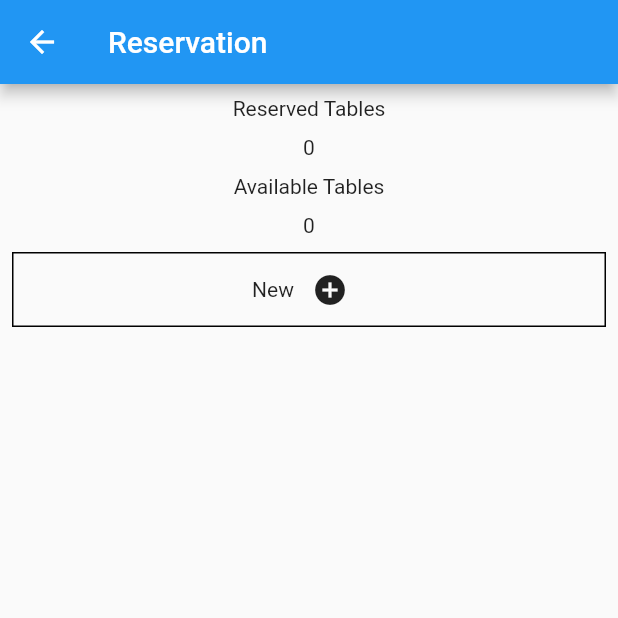
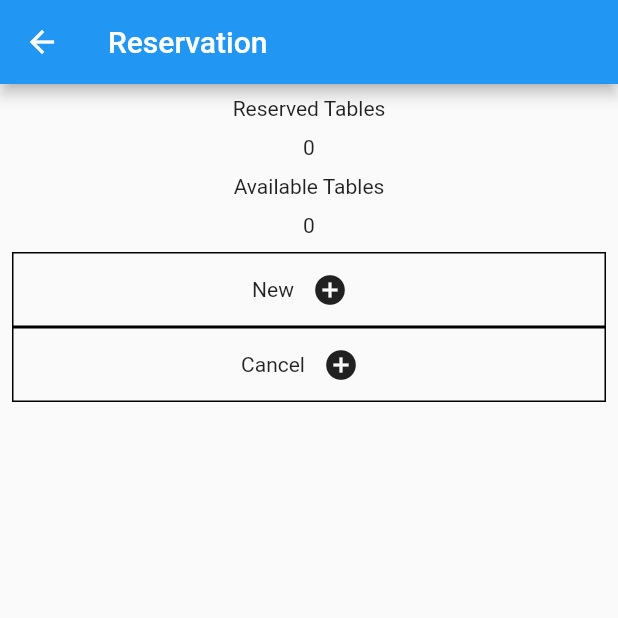
Before and after one commit to faslurrajah/first_app, a Flutter app: the TableRes screen opened directly with empty values, on a phone screen of 412 x 824 dp, the top half of it. Run offline on Flutter 3.47's test engine with Material 2 defaults, Android fonts, the phone set to English and light mode, and no system bars; our stand-ins replace cloud_firestore, firebase_auth, firebase_core, firebase_database, firebase_storage, image_picker and 1 more; missing offline and left inert: barcode_scan; accounts and stored records are empty.

Commit message:
table error fixed

```diff
--- a/lib/tableReserve.dart
+++ b/lib/tableReserve.dart
@@ -28,7 +28,7 @@ class _TableResState extends State<TableRes> {
       setState(() {
         canteen = value.value;
         aTable = canteen['aTable'];
-        tables = count['reservation'][userData['emailDot']];
+        if(count['reservation'][userData['emailDot']]!=null)  tables = count['reservation'][userData['emailDot']];
       });
     });
     super.initState();
@@ -76,6 +76,32 @@ class _TableResState extends State<TableRes> {
                           }),
                     ],
                   ),
+                ),
+                Container(
+                  decoration: BoxDecoration(
+                      border: Border.all()
+                  ),
+                  child: Row(
+                    mainAxisAlignment: MainAxisAlignment.center,
+                    children: [
+                      Text('Cancel'),
+                      IconButton(
+                          icon: Icon(Icons.add_circle),
+                          onPressed: (){
+                            setState(() {
+
+                            });
+                            dRef.child('canteens').child(canteenName).child('aTable').set(
+                                aTable+1
+                            );
+                            dRef.child('canteens').child(canteenName).child('reservation').child(userData['emailDot']).set(
+                                tables-1
+                            );
+                            aTable = aTable + 1;
+                            tables = tables - 1 ;
+                          }),
+                    ],
+                  ),
                 )
               ],
             ),
```
